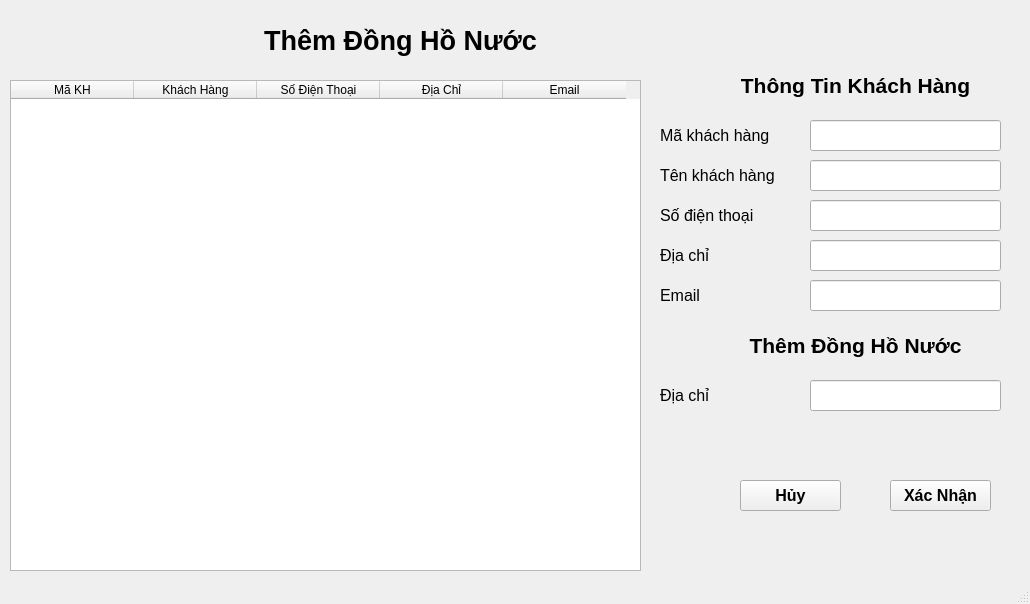
Qt form GUI/UI/ThemDongHoNuoc.ui (MinhVi2004/WaterManagement) before a commit.
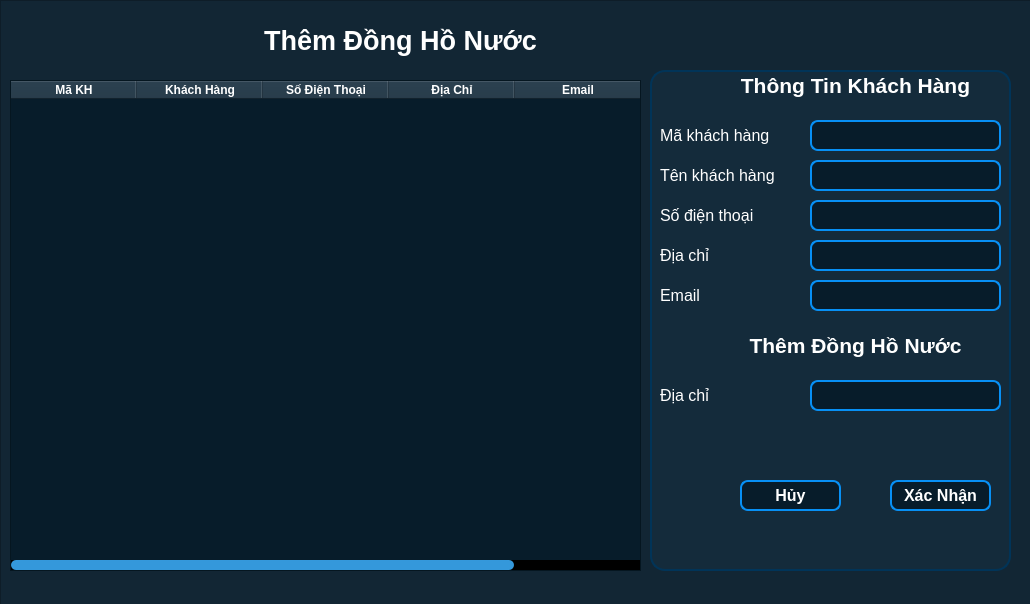
The same form after that commit.

```diff
--- a/GUI/UI/ThemDongHoNuoc.ui
+++ b/GUI/UI/ThemDongHoNuoc.ui
@@ -29,6 +29,9 @@
       <bold>true</bold>
      </font>
     </property>
+    <property name="styleSheet">
+     <string notr="true">color:white;</string>
+    </property>
     <property name="text">
      <string>Thêm Đồng Hồ Nước</string>
     </property>
@@ -51,11 +54,48 @@
       <height>0</height>
      </size>
     </property>
+    <property name="styleSheet">
+     <string notr="true">QTableWidget {
+    background-color: rgb(7, 28, 42);     /* cell background */
+    color: white;                  /* text color */
+    gridline-color: #dcdcdc;         /* grid line color */
+    font-size: 14px;
+}
+
+QTableWidget::item:selected {
+    background-color: #85c1e9;       /* selected row background */
+    color: white;                    /* selected text color */
+}
+QHeaderView::section {
+    background-color: rgb(25, 47, 63);
+    color: white;
+    font-weight: bold;
+}
+
+QScrollBar:horizontal {
+    background: rgb(0, 0, 0);
+    height: 10px;
+    margin: 0px;
+}
+
+QScrollBar::handle:horizontal {
+    background: #3498db;
+    min-width: 20px;
+    border-radius: 5px;
+}
+
+QScrollBar::add-line:horizontal,
+QScrollBar::sub-line:horizontal {
+    background: none;
+    width: 0px;
+}
+</string>
+    </property>
     <attribute name="horizontalHeaderMinimumSectionSize">
      <number>32</number>
     </attribute>
     <attribute name="horizontalHeaderDefaultSectionSize">
-     <number>123</number>
+     <number>126</number>
     </attribute>
     <attribute name="horizontalHeaderShowSortIndicator" stdset="0">
      <bool>false</bool>
@@ -106,6 +146,13 @@
       <pointsize>10</pointsize>
      </font>
     </property>
+    <property name="styleSheet">
+     <string notr="true">background-color: rgb(7, 28, 42);
+border: 2px solid rgb(7, 144, 245);   /* Blue border */
+border-radius: 8px;
+color:white;
+</string>
+    </property>
     <property name="readOnly">
      <bool>true</bool>
     </property>
@@ -124,6 +171,9 @@
       <pointsize>12</pointsize>
      </font>
     </property>
+    <property name="styleSheet">
+     <string notr="true">color:white;</string>
+    </property>
     <property name="text">
      <string>Email</string>
     </property>
@@ -142,6 +192,9 @@
       <pointsize>12</pointsize>
      </font>
     </property>
+    <property name="styleSheet">
+     <string notr="true">color:white;</string>
+    </property>
     <property name="text">
      <string>Tên khách hàng</string>
     </property>
@@ -160,6 +213,9 @@
       <pointsize>12</pointsize>
      </font>
     </property>
+    <property name="styleSheet">
+     <string notr="true">color:white;</string>
+    </property>
     <property name="text">
      <string>Mã khách hàng</string>
     </property>
@@ -178,6 +234,13 @@
       <pointsize>10</pointsize>
      </font>
     </property>
+    <property name="styleSheet">
+     <string notr="true">background-color: rgb(7, 28, 42);
+border: 2px solid rgb(7, 144, 245);   /* Blue border */
+border-radius: 8px;
+color:white;
+</string>
+    </property>
     <property name="readOnly">
      <bool>true</bool>
     </property>
@@ -196,6 +259,13 @@
       <pointsize>10</pointsize>
      </font>
     </property>
+    <property name="styleSheet">
+     <string notr="true">background-color: rgb(7, 28, 42);
+border: 2px solid rgb(7, 144, 245);   /* Blue border */
+border-radius: 8px;
+color:white;
+</string>
+    </property>
     <property name="readOnly">
      <bool>true</bool>
     </property>
@@ -217,6 +287,13 @@
       <pointsize>10</pointsize>
      </font>
     </property>
+    <property name="styleSheet">
+     <string notr="true">background-color: rgb(7, 28, 42);
+border: 2px solid rgb(7, 144, 245);   /* Blue border */
+border-radius: 8px;
+color:white;
+</string>
+    </property>
     <property name="readOnly">
      <bool>true</bool>
     </property>
@@ -235,6 +312,9 @@
       <pointsize>12</pointsize>
      </font>
     </property>
+    <property name="styleSheet">
+     <string notr="true">color:white;</string>
+    </property>
     <property name="text">
      <string>Số điện thoại</string>
     </property>
@@ -253,6 +333,9 @@
       <pointsize>12</pointsize>
      </font>
     </property>
+    <property name="styleSheet">
+     <string notr="true">color:white;</string>
+    </property>
     <property name="text">
      <string>Địa chỉ</string>
     </property>
@@ -271,6 +354,13 @@
       <pointsize>10</pointsize>
      </font>
     </property>
+    <property name="styleSheet">
+     <string notr="true">background-color: rgb(7, 28, 42);
+border: 2px solid rgb(7, 144, 245);   /* Blue border */
+border-radius: 8px;
+color:white;
+</string>
+    </property>
     <property name="text">
      <string/>
     </property>
@@ -293,6 +383,9 @@
       <bold>true</bold>
      </font>
     </property>
+    <property name="styleSheet">
+     <string notr="true">color:white;</string>
+    </property>
     <property name="text">
      <string>Thông Tin Khách Hàng</string>
     </property>
@@ -315,6 +408,9 @@
       <bold>true</bold>
      </font>
     </property>
+    <property name="styleSheet">
+     <string notr="true">color:white;</string>
+    </property>
     <property name="text">
      <string>Thêm Đồng Hồ Nước</string>
     </property>
@@ -336,6 +432,13 @@
       <pointsize>10</pointsize>
      </font>
     </property>
+    <property name="styleSheet">
+     <string notr="true">background-color: rgb(7, 28, 42);
+border: 2px solid rgb(7, 144, 245);   /* Blue border */
+border-radius: 8px;
+color:white;
+</string>
+    </property>
     <property name="text">
      <string/>
     </property>
@@ -357,6 +460,9 @@
       <pointsize>12</pointsize>
      </font>
     </property>
+    <property name="styleSheet">
+     <string notr="true">color:white;</string>
+    </property>
     <property name="text">
      <string>Địa chỉ</string>
     </property>
@@ -376,6 +482,12 @@
       <bold>true</bold>
      </font>
     </property>
+    <property name="styleSheet">
+     <string notr="true">background-color: rgb(7, 28, 42);
+border: 2px solid rgb(7, 144, 245);   /* Blue border */
+border-radius: 8px;
+color:white;</string>
+    </property>
     <property name="text">
      <string>Xác Nhận</string>
     </property>
@@ -395,12 +507,76 @@
       <bold>true</bold>
      </font>
     </property>
+    <property name="styleSheet">
+     <string notr="true">background-color: rgb(7, 28, 42);
+border: 2px solid rgb(7, 144, 245);   /* Blue border */
+border-radius: 8px;
+color:white;</string>
+    </property>
     <property name="text">
      <string>Hủy</string>
     </property>
    </widget>
+   <widget class="QFrame" name="frame">
+    <property name="geometry">
+     <rect>
+      <x>0</x>
+      <y>0</y>
+      <width>1031</width>
+      <height>611</height>
+     </rect>
+    </property>
+    <property name="styleSheet">
+     <string notr="true">background-color: rgb(18, 38, 52);</string>
+    </property>
+    <property name="frameShape">
+     <enum>QFrame::StyledPanel</enum>
+    </property>
+    <property name="frameShadow">
+     <enum>QFrame::Raised</enum>
+    </property>
+    <widget class="QFrame" name="frame_2">
+     <property name="geometry">
+      <rect>
+       <x>650</x>
+       <y>70</y>
+       <width>361</width>
+       <height>501</height>
+      </rect>
+     </property>
+     <property name="styleSheet">
+      <string notr="true">background-color: rgb(20, 43, 59);
+ border: 2px solid rgb(1, 52, 88);      /* Blue outline */
+    border-radius: 15px;            /* Rounded corners */</string>
+     </property>
+     <property name="frameShape">
+      <enum>QFrame::StyledPanel</enum>
+     </property>
+     <property name="frameShadow">
+      <enum>QFrame::Raised</enum>
+     </property>
+    </widget>
+   </widget>
+   <zorder>frame</zorder>
+   <zorder>label</zorder>
+   <zorder>tbDanhSachKhachHang</zorder>
+   <zorder>txtSoDienThoai</zorder>
+   <zorder>label_6</zorder>
+   <zorder>label_2</zorder>
+   <zorder>label_3</zorder>
+   <zorder>txtDiaChi</zorder>
+   <zorder>txtEmail</zorder>
+   <zorder>txtMaKH</zorder>
+   <zorder>label_4</zorder>
+   <zorder>label_5</zorder>
+   <zorder>txtTenKH</zorder>
+   <zorder>label_7</zorder>
+   <zorder>label_8</zorder>
+   <zorder>txtDiaDiem</zorder>
+   <zorder>label_9</zorder>
+   <zorder>btnXacNhan</zorder>
+   <zorder>btnHuy</zorder>
   </widget>
-  <widget class="QStatusBar" name="statusbar"/>
  </widget>
  <resources/>
  <connections/>
```
